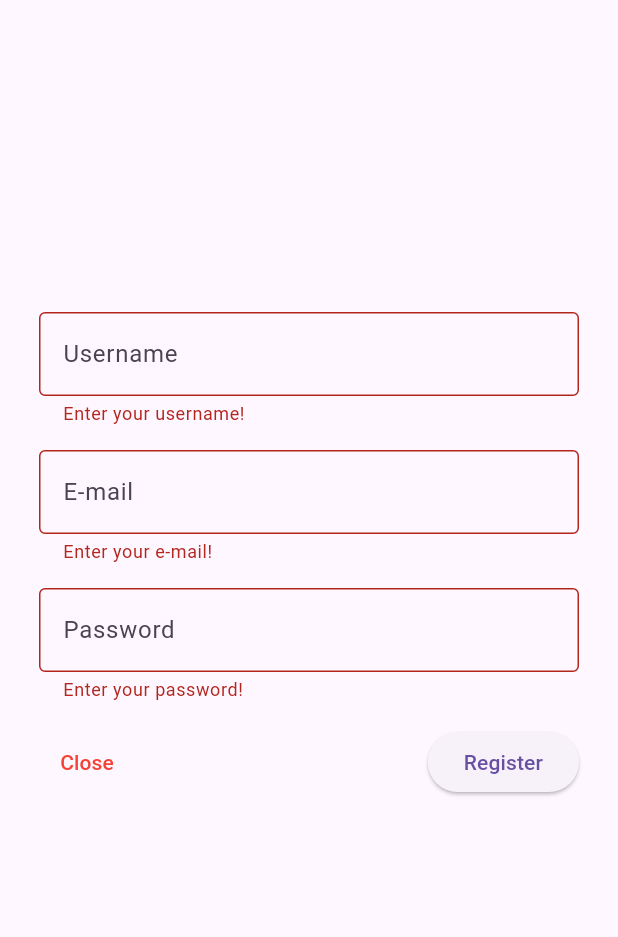
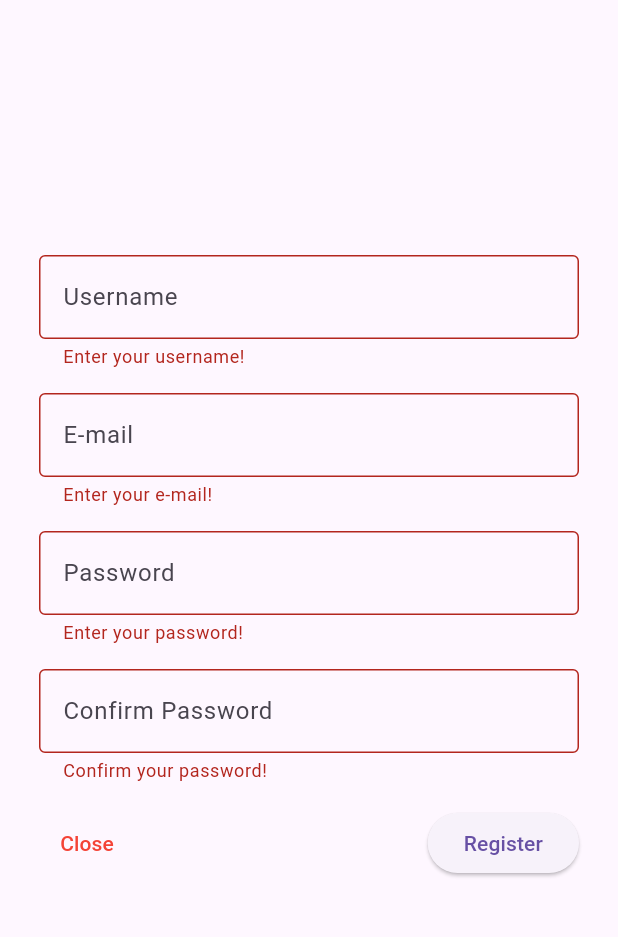
Before and after one commit to cerulean-app/flutter-client, a Flutter app: the RegisterScreen screen opened by its route, after a tap on "Register", on a phone screen of 412 x 824 dp, the part 84-1021 px from its top. Run offline on Flutter 3.47's test engine with Material 2 defaults, Android fonts, the phone set to English and light mode, and no system bars; our stand-ins replace shared_preferences; accounts and stored records are empty.

Commit message:
app: add confirm password fields, enter submits forms

```diff
--- a/lib/screens/welcome/register_screen.dart
+++ b/lib/screens/welcome/register_screen.dart
@@ -22,6 +22,7 @@ class _RegisterScreenState extends State<RegisterScreen> {
   final emailController = TextEditingController();
   final usernameController = TextEditingController();
   final passwordController = TextEditingController();
+  final confirmPasswordController = TextEditingController();
 
   @override
   void dispose() {
@@ -34,14 +35,16 @@ class _RegisterScreenState extends State<RegisterScreen> {
   void handleRegister() {
     // TODO: setState('fetching')
     const jsonEncoder = JsonEncoder();
-    http.post(
+    http
+        .post(
       Uri.parse('$serverUrl/register?cookie=false'),
       body: jsonEncoder.convert({
         'username': usernameController.text,
         'email': emailController.text,
         'password': passwordController.text,
       }),
-    ).then((response) {
+    )
+        .then((response) {
       if (response.statusCode == 200) {
         final token = jsonDecode(response.body)['token'];
         final fileStorage = Provider.of<FileStorage>(context, listen: false);
@@ -67,6 +70,12 @@ class _RegisterScreenState extends State<RegisterScreen> {
     });
   }
 
+  void _submitForm([String? value]) {
+    if (_formKey.currentState!.validate()) {
+      handleRegister();
+    }
+  }
+
   @override
   Widget build(BuildContext context) {
     return ScreenScaffold(
@@ -76,7 +85,7 @@ class _RegisterScreenState extends State<RegisterScreen> {
         crossAxisAlignment: CrossAxisAlignment.center,
         children: <Widget>[
           SizedBox.fromSize(
-            size: const Size(360, 384),
+            size: const Size(360, 460),
             child: Form(
               key: _formKey,
               child: Column(
@@ -103,6 +112,7 @@ class _RegisterScreenState extends State<RegisterScreen> {
                       }
                       return null;
                     },
+                    onFieldSubmitted: _submitForm,
                   ),
                   const Padding(padding: EdgeInsets.only(top: 16.0)),
                   TextFormField(
@@ -119,6 +129,7 @@ class _RegisterScreenState extends State<RegisterScreen> {
                       }
                       return null;
                     },
+                    onFieldSubmitted: _submitForm,
                   ),
                   const Padding(padding: EdgeInsets.only(top: 16.0)),
                   TextFormField(
@@ -136,6 +147,25 @@ class _RegisterScreenState extends State<RegisterScreen> {
                       }
                       return null;
                     },
+                    onFieldSubmitted: _submitForm,
+                  ),
+                  const Padding(padding: EdgeInsets.only(top: 16.0)),
+                  TextFormField(
+                    controller: confirmPasswordController,
+                    obscureText: true,
+                    decoration: const InputDecoration(
+                      border: OutlineInputBorder(),
+                      hintText: 'Confirm Password',
+                    ),
+                    validator: (value) {
+                      if (value == null || value.isEmpty) {
+                        return 'Confirm your password!';
+                      } else if (value != passwordController.text) {
+                        return passwordsDoNotMatch;
+                      }
+                      return null;
+                    },
+                    onFieldSubmitted: _submitForm,
                   ),
                   const Padding(padding: EdgeInsets.only(top: 16.0)),
                   Row(
@@ -151,11 +181,7 @@ class _RegisterScreenState extends State<RegisterScreen> {
                             style: TextStyle(color: Colors.red)),
                       ),
                       ElevatedButton(
-                        onPressed: () {
-                          if (_formKey.currentState!.validate()) {
-                            handleRegister();
-                          }
-                        },
+                        onPressed: _submitForm,
                         child: const Text('Register'),
                       ),
                     ],
--- a/lib/utils.dart
+++ b/lib/utils.dart
@@ -13,5 +13,7 @@ const invalidUsernameError =
 var passwordRegExp = RegExp(r'^.{8,}$');
 const invalidPasswordError = 'Password must be at least 8 letters long!';
 
+const passwordsDoNotMatch = 'Passwords don\'t match!';
+
 var emailRegExp = RegExp(r'^[a-zA-Z0-9_.+-]+@[a-zA-Z0-9-]+\.[a-zA-Z0-9-.]+$');
 const invalidEmailError = 'Invalid e-mail entered!';
```
Also changed, not shown: lib/screens/todos/todos_screen.dart (+30 -7 lines), lib/screens/welcome/login_screen.dart (+9 -5 lines), pubspec.lock.
